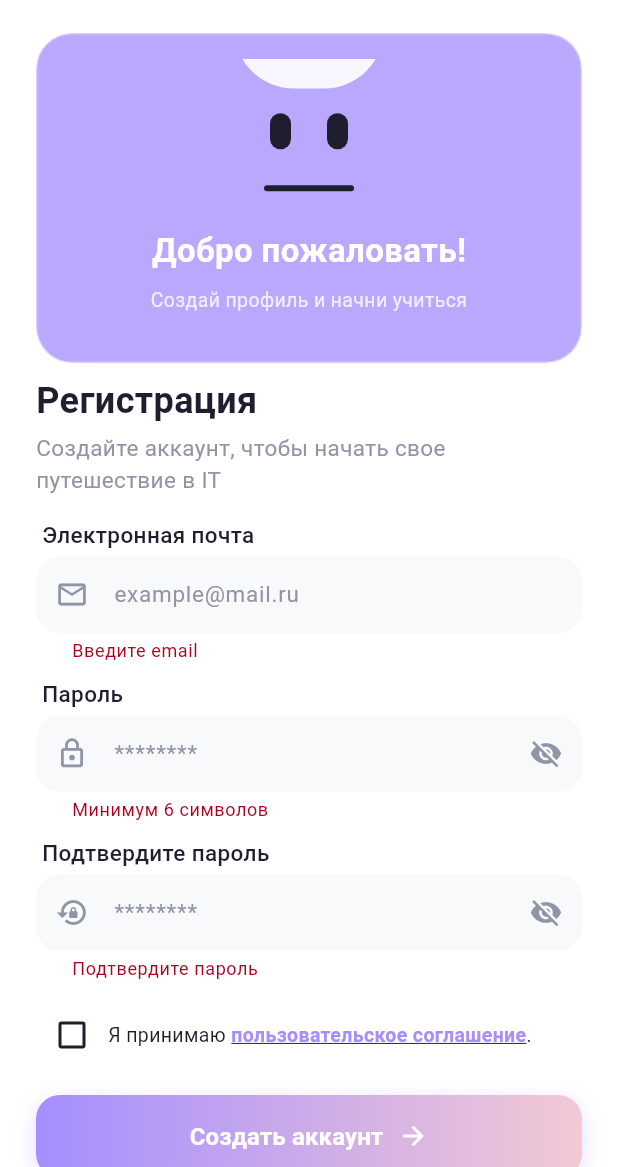
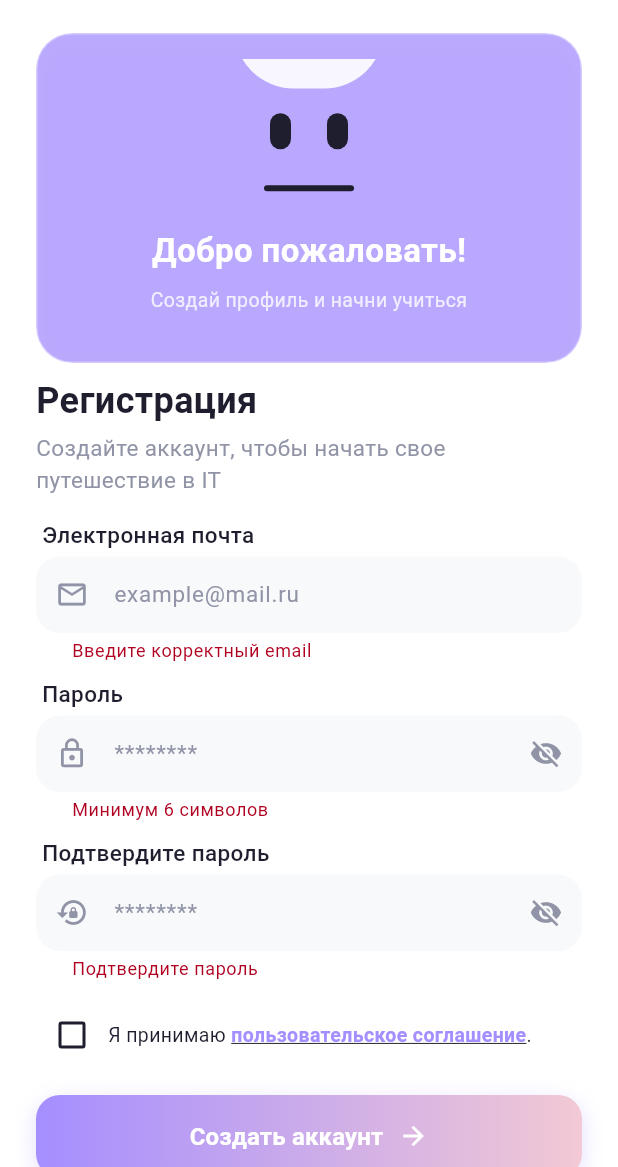
Before and after one commit to Elfifan/maket, a Flutter app: the RegisterScreen screen opened by its route, after a tap on "Создать аккаунт", on a phone screen of 412 x 824 dp, the part 69-1236 px from its top. Run offline on Flutter 3.47's test engine with Material 3 defaults, Android fonts, the phone set to English and light mode, and no system bars; our stand-ins replace chewie, flutter_highlight, flutter_markdown, google_fonts, image_picker, pdf and 2 more; missing offline and left inert: flutter_pdfview, mailer; accounts and stored records are empty.

Commit message:
Revert "save"
This reverts commit eec8a159b86d2c7e4c523c9f5df2b2ae75e92bc5.

```diff
--- a/flutter_application_1/lib/screens/register_screen.dart
+++ b/flutter_application_1/lib/screens/register_screen.dart
@@ -250,13 +250,7 @@ class _RegisterScreenState extends State<RegisterScreen> {
     style: TextStyle(color: context.textPrimary, fontSize: 15),
     decoration: _inputStyle('example@mail.ru', Icons.email_outlined),
     keyboardType: TextInputType.emailAddress,
-    validator: (v) {
-      if (v == null || v.isEmpty) return 'Введите email';
-      if (!RegExp(r'^[a-zA-Z0-9._%+-]+@[a-zA-Z0-9.-]+\.[a-zA-Z]{2,}$').hasMatch(v)) {
-        return 'Неверный формат email';
-      }
-      return null;
-    },
+    validator: (v) => (v == null || !v.contains('@')) ? 'Введите корректный email' : null,
   );
 
   Widget _buildPasswordField() => TextFormField(
@@ -267,12 +261,7 @@ class _RegisterScreenState extends State<RegisterScreen> {
       icon: Icon(_passwordVisible ? Icons.visibility : Icons.visibility_off, color: context.textSecondary, size: 22),
       onPressed: () => setState(() => _passwordVisible = !_passwordVisible),
     )),
-    validator: (v) {
-      if (v == null || v.length < 6) return 'Минимум 6 символов';
-      if (!RegExp(r'[A-Z]').hasMatch(v)) return 'Минимум 1 заглавная буква';
-      if (!RegExp(r'[!@#\$%^&*(),.?":{}|<>]').hasMatch(v)) return 'Минимум 1 спец.символ';
-      return null;
-    },
+    validator: (v) => (v == null || v.length < 6) ? 'Минимум 6 символов' : null,
   );
 
   Widget _buildConfirmPasswordField() => TextFormField(
```
Also changed, not shown: flutter_application_1/lib/screens/login_screen.dart (+12 -0 lines), 1 other file.
